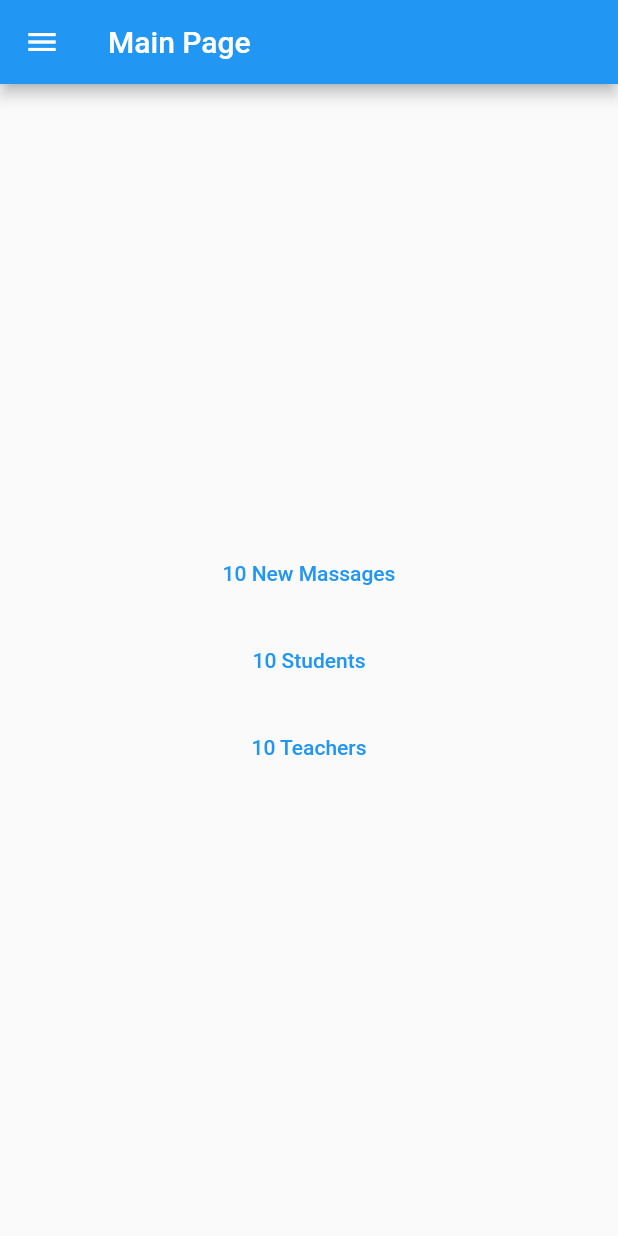
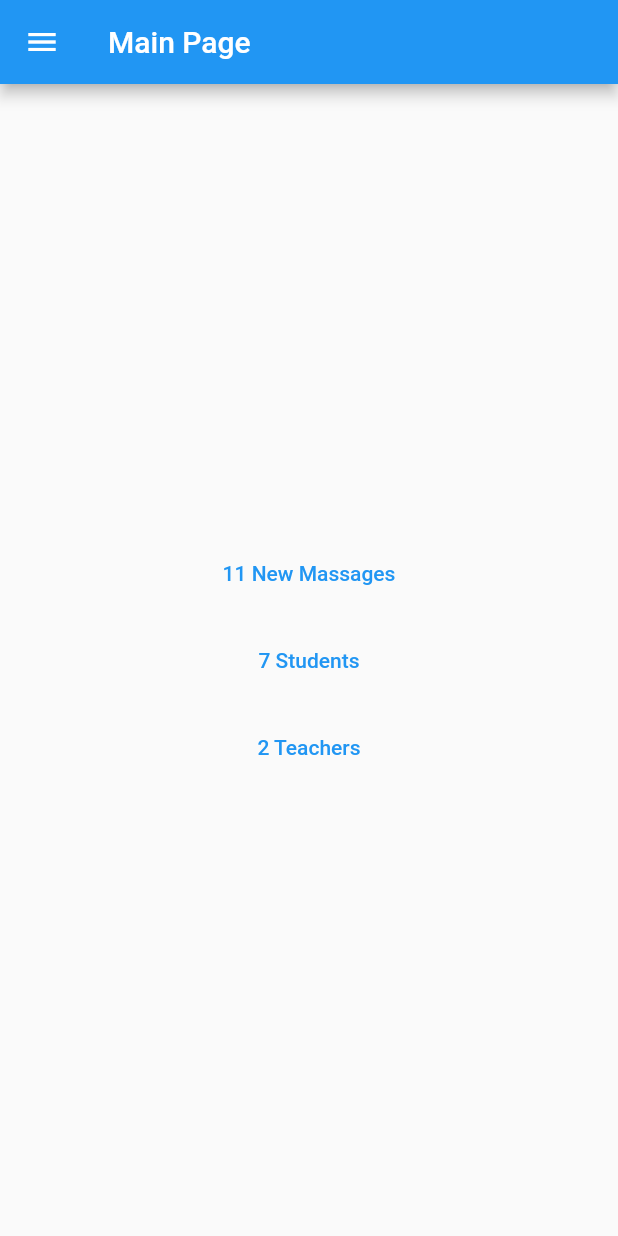
Before and after one commit to BasakK6/student_communication_app, a Flutter app: the screen it shows after launch, on a phone screen of 412 x 824 dp. Run offline on Flutter 3.47's test engine with Material 2 defaults, Android fonts, the phone set to English and light mode, and no system bars.

Commit message:
applied the topics of lesson 4

```diff
--- a/lib/main.dart
+++ b/lib/main.dart
@@ -1,5 +1,8 @@
 import 'package:flutter/material.dart';
 import 'package:student_communication_app/messages_page.dart';
+import 'package:student_communication_app/repository/messages_repository.dart';
+import 'package:student_communication_app/repository/students_repository.dart';
+import 'package:student_communication_app/repository/teachers_repository.dart';
 import 'package:student_communication_app/students_page.dart';
 import 'package:student_communication_app/teachers_page.dart';
 
@@ -23,16 +26,35 @@ class StudentApp extends StatelessWidget {
   }
 }
 
-class MainPage extends StatelessWidget {
+class MainPage extends StatefulWidget {
   const MainPage({super.key, required this.title});
 
   final String title;
 
   @override
+  State<MainPage> createState() => _MainPageState();
+}
+
+class _MainPageState extends State<MainPage> {
+  late final MessagesRepository messagesRepository;
+  late final StudentsRepository studentsRepository;
+  late final TeachersRepository teachersRepository;
+
+  @override
+  void initState() {
+    super.initState();
+
+    messagesRepository = MessagesRepository();
+    studentsRepository = StudentsRepository();
+    teachersRepository = TeachersRepository();
+  }
+
+
+  @override
   Widget build(BuildContext context) {
     return Scaffold(
       appBar: AppBar(
-        title: Text(title),
+        title: Text(widget.title),
       ),
       drawer: Drawer(
         // Add a ListView to the drawer. This ensures the user can scroll
@@ -53,7 +75,7 @@ class MainPage extends StatelessWidget {
               onTap: () {
                 Navigator.pop(context);
                 Navigator.of(context).push(MaterialPageRoute(
-                  builder: (context) => const StudentsPage(),
+                  builder: (context) => StudentsPage(studentsRepository: studentsRepository),
                 ));
               },
             ),
@@ -62,7 +84,7 @@ class MainPage extends StatelessWidget {
               onTap: () {
                 Navigator.pop(context);
                 Navigator.of(context).push(MaterialPageRoute(
-                  builder: (context) => const TeachersPage(),
+                  builder: (context) => TeachersPage(teachersRepository: teachersRepository),
                 ));
               },
             ),
@@ -71,7 +93,7 @@ class MainPage extends StatelessWidget {
               onTap: () {
                 Navigator.pop(context);
                 Navigator.of(context).push(MaterialPageRoute(
-                  builder: (context) => const MessagesPage(),
+                  builder: (context) => MessagesPage(messagesRepository: messagesRepository),
                 ));
               },
             ),
@@ -86,10 +108,10 @@ class MainPage extends StatelessWidget {
             TextButton(
               onPressed: () {
                 Navigator.of(context).push(MaterialPageRoute(
-                  builder: (context) => const MessagesPage(),
+                  builder: (context) => MessagesPage(messagesRepository:messagesRepository),
                 ));
               },
-              child: const Text("10 New Massages"),
+              child: Text("${messagesRepository.messages.length} New Massages"),
             ),
             const SizedBox(
               height: 10,
@@ -97,10 +119,10 @@ class MainPage extends StatelessWidget {
             TextButton(
               onPressed: () {
                 Navigator.of(context).push(MaterialPageRoute(
-                  builder: (context) => const StudentsPage(),
+                  builder: (context) => StudentsPage(studentsRepository: studentsRepository),
                 ));
               },
-              child: const Text("10 Students"),
+              child: Text("${studentsRepository.students.length} Students"),
             ),
             const SizedBox(
               height: 10,
@@ -108,10 +130,10 @@ class MainPage extends StatelessWidget {
             TextButton(
               onPressed: () {
                 Navigator.of(context).push(MaterialPageRoute(
-                  builder: (context) => const TeachersPage(),
+                  builder: (context) => TeachersPage(teachersRepository: teachersRepository),
                 ));
               },
-              child: const Text("10 Teachers"),
+              child: Text("${teachersRepository.teachers.length} Teachers"),
             ),
           ],
         ),
--- /dev/null
+++ b/lib/repository/messages_repository.dart
@@ -0,0 +1,24 @@
+class MessagesRepository{
+  final List<Message> messages = [
+    Message("Hello Rachel!", "Jane", DateTime.now().subtract(Duration(minutes: 2))),
+    Message("Hi!", "Rachel", DateTime.now().subtract(Duration(minutes: 1))),
+    Message("How are you?", "Rachel", DateTime.now().subtract(Duration(minutes: 1))),
+    Message("Great! What about you?", "Jane", DateTime.now()),
+    Message("I'm doing alright!", "Rachel", DateTime.now().add(Duration(minutes: 1))),
+    Message("Have you talked to the teacher?", "Jane", DateTime.now().add(Duration(minutes: 1))),
+    Message("Not yet, I'm planning to talk with her tomorrow.", "Rachel", DateTime.now()),
+    Message("Oh really? I can come with you if you want", "Jane", DateTime.now()),
+    Message("Really? That would be great, thanks!", "Rachel", DateTime.now()),
+    Message("No worries!", "Jane", DateTime.now()),
+    Message("OK! Then, see you tomorrow!", "Rachel", DateTime.now()),
+
+  ];
+}
+
+class Message{
+  String text;
+  String sender;
+  DateTime date;
+
+  Message(this.text, this.sender, this.date);
+}
--- /dev/null
+++ b/lib/repository/students_repository.dart
@@ -0,0 +1,20 @@
+class StudentsRepository{
+  final List<Student> students = [
+    Student("Rachel", "Greene", 18, "female"),
+    Student("Kiara", "Valenzuela", 16, "female"),
+    Student("Howard", "Terry", 15, "male"),
+    Student("Jonah", "Walker", 18, "male"),
+    Student("Erin", "Erin", 17, "female"),
+    Student("Ada", "Stanton", 18, "female"),
+    Student("Jane", "Stein", 18, "female"),
+  ];
+}
+
+class Student{
+  String name;
+  String surname;
+  int age;
+  String gender;
+
+  Student(this.name, this.surname, this.age, this.gender);
+}
--- /dev/null
+++ b/lib/repository/teachers_repository.dart
@@ -0,0 +1,15 @@
+class TeachersRepository{
+  final List<Teacher> teachers = [
+    Teacher("Gerard", "Carney", 32, "male"),
+    Teacher("Elena", "Shepard", 28, "female"),
+  ];
+}
+
+class Teacher{
+  String name;
+  String surname;
+  int age;
+  String gender;
+
+  Teacher(this.name, this.surname, this.age, this.gender);
+}
--- a/lib/students_page.dart
+++ b/lib/students_page.dart
@@ -1,7 +1,10 @@
 import 'package:flutter/material.dart';
+import 'package:student_communication_app/repository/students_repository.dart';
 
 class StudentsPage extends StatefulWidget {
-  const StudentsPage({Key? key}) : super(key: key);
+  const StudentsPage({Key? key, required this.studentsRepository}) : super(key: key);
+
+  final StudentsRepository studentsRepository;
 
   @override
   State<StudentsPage> createState() => _StudentsPageState();
--- a/lib/teachers_page.dart
+++ b/lib/teachers_page.dart
@@ -1,7 +1,10 @@
 import 'package:flutter/material.dart';
+import 'package:student_communication_app/repository/teachers_repository.dart';
 
 class TeachersPage extends StatefulWidget {
-  const TeachersPage({Key? key}) : super(key: key);
+  const TeachersPage({Key? key, required this.teachersRepository}) : super(key: key);
+
+  final TeachersRepository teachersRepository;
 
   @override
   State<TeachersPage> createState() => _TeachersPageState();
```
Also changed, not shown: lib/messages_page.dart (+46 -28 lines).
